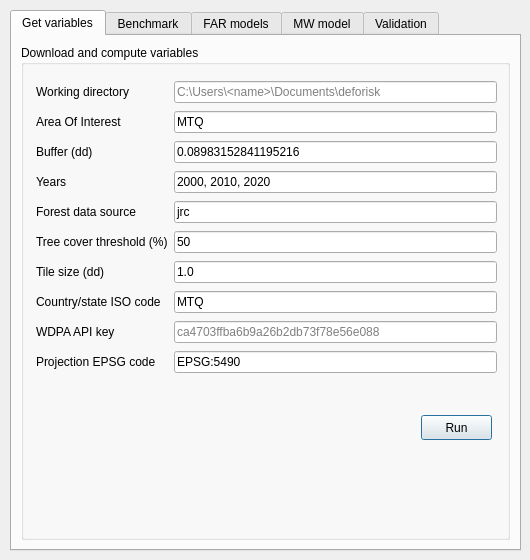
This is deforisk_plugin_dialog_base.ui in ghislainv/deforisk-qgis-plugin as Qt 5 draws it before an edit. The edited form follows.
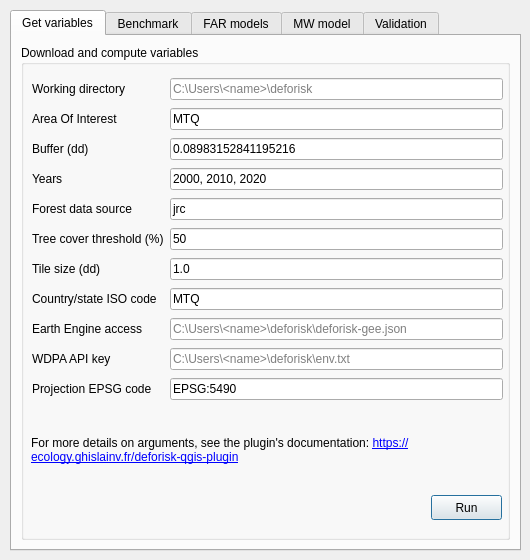
This is the edited form.

Commit message: New way of accessing to GEE and WDPA with project, token, or files

```diff
--- a/deforisk_plugin_dialog_base.ui
+++ b/deforisk_plugin_dialog_base.ui
@@ -38,8 +38,8 @@
        <widget class="QPushButton" name="run_far_get_variable">
         <property name="geometry">
          <rect>
-          <x>400</x>
-          <y>370</y>
+          <x>410</x>
+          <y>450</y>
           <width>71</width>
           <height>25</height>
          </rect>
@@ -48,13 +48,32 @@
          <string>Run</string>
         </property>
        </widget>
-       <widget class="QWidget" name="">
+       <widget class="QLabel" name="label_doc">
         <property name="geometry">
          <rect>
-          <x>15</x>
-          <y>34</y>
+          <x>10</x>
+          <y>380</y>
           <width>461</width>
-          <height>306</height>
+          <height>51</height>
+         </rect>
+        </property>
+        <property name="text">
+         <string>&lt;html&gt;&lt;head/&gt;&lt;body&gt;&lt;p&gt;For more details on arguments, see the plugin's documentation: &lt;a href=&quot;https://ecology.ghislainv.fr/deforisk-qgis-plugin&quot;&gt;&lt;span style=&quot; text-decoration: underline; color:#0000ff;&quot;&gt;https://ecology.ghislainv.fr/deforisk-qgis-plugin&lt;/span&gt;&lt;/a&gt;&lt;/p&gt;&lt;/body&gt;&lt;/html&gt;</string>
+        </property>
+        <property name="wordWrap">
+         <bool>true</bool>
+        </property>
+        <property name="openExternalLinks">
+         <bool>true</bool>
+        </property>
+       </widget>
+       <widget class="QWidget" name="">
+        <property name="geometry">
+         <rect>
+          <x>11</x>
+          <y>31</y>
+          <width>471</width>
+          <height>337</height>
          </rect>
         </property>
         <layout class="QGridLayout" name="gridLayout">
@@ -71,7 +90,7 @@
             <string/>
            </property>
            <property name="placeholderText">
-            <string>C:\Users\&lt;name&gt;\Documents\deforisk</string>
+            <string>C:\Users\&lt;name&gt;\deforisk</string>
            </property>
           </widget>
          </item>
@@ -195,27 +214,41 @@
           </widget>
          </item>
          <item row="8" column="0">
+          <widget class="QLabel" name="label_gc_project">
+           <property name="text">
+            <string>Earth Engine access</string>
+           </property>
+          </widget>
+         </item>
+         <item row="8" column="1">
+          <widget class="QLineEdit" name="gc_project">
+           <property name="placeholderText">
+            <string>C:\Users\&lt;name&gt;\deforisk\deforisk-gee.json</string>
+           </property>
+          </widget>
+         </item>
+         <item row="9" column="0">
           <widget class="QLabel" name="label_wdpa_key">
            <property name="text">
             <string>WDPA API key</string>
            </property>
           </widget>
          </item>
-         <item row="8" column="1">
+         <item row="9" column="1">
           <widget class="QLineEdit" name="wdpa_key">
            <property name="placeholderText">
-            <string>ca4703ffba6b9a26b2db73f78e56e088</string>
+            <string>C:\Users\&lt;name&gt;\deforisk\env.txt</string>
            </property>
           </widget>
          </item>
-         <item row="9" column="0">
+         <item row="10" column="0">
           <widget class="QLabel" name="label_proj">
            <property name="text">
             <string>Projection EPSG code</string>
            </property>
           </widget>
          </item>
-         <item row="9" column="1">
+         <item row="10" column="1">
           <widget class="QLineEdit" name="proj">
            <property name="text">
             <string>EPSG:5490</string>
```
The commit also changes 2 other files.
